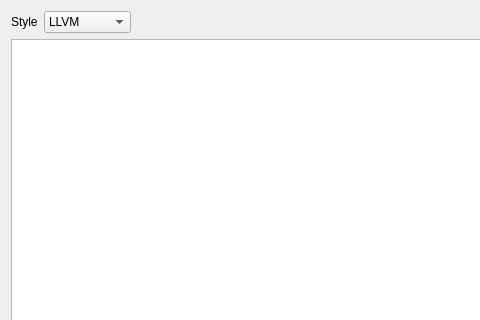
Above: src/widgets/textprotoformatterwidget.ui from N1vn0vem8er/cutetoolbox before the change; both pictures show x 0 to 480 and y 0 to 320 of the 901 by 751 pixel window. Below: the same form after it.
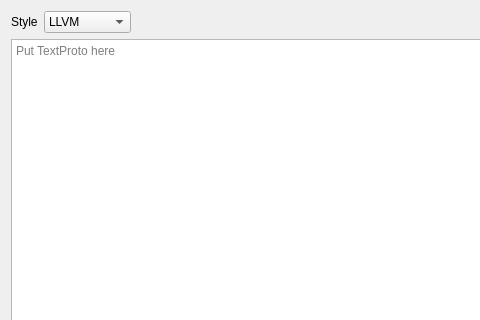
That is the form after the change. Icons and pictures are not drawn. Custom widgets are drawn as their Qt base class.

Commit message: Added placeholder text

```diff
--- a/src/widgets/textprotoformatterwidget.ui
+++ b/src/widgets/textprotoformatterwidget.ui
@@ -145,7 +145,11 @@
     </layout>
    </item>
    <item>
-    <widget class="CodeEditor" name="codeEditor"/>
+    <widget class="CodeEditor" name="codeEditor">
+     <property name="placeholderText">
+      <string>Put TextProto here</string>
+     </property>
+    </widget>
    </item>
   </layout>
  </widget>
```
The commit also changes 4 other files.
